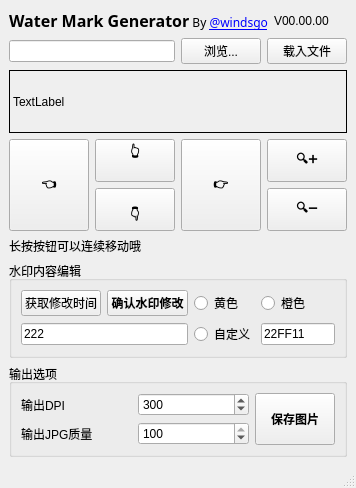
Above: app/MainWindowAndroid.ui from windsgo/WaterMarkGenerator before the change. Below: the same form after it.
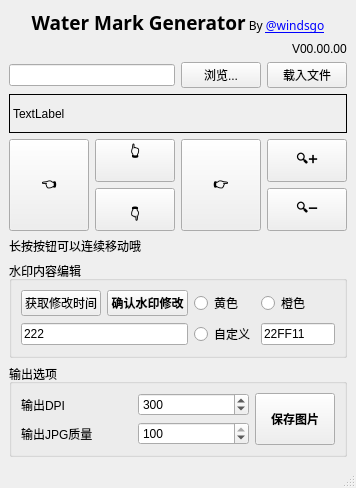
That is the form after the change.

Diff of the .ui file:
```diff
--- a/app/MainWindowAndroid.ui
+++ b/app/MainWindowAndroid.ui
@@ -6,7 +6,7 @@
    <rect>
     <x>0</x>
     <y>0</y>
-    <width>250</width>
+    <width>295</width>
     <height>488</height>
    </rect>
   </property>
@@ -25,9 +25,26 @@
          </font>
         </property>
         <property name="text">
-         <string>&lt;html&gt;&lt;head/&gt;&lt;body&gt;&lt;p align=&quot;center&quot;&gt;&lt;span style=&quot; font-size:12pt; font-weight:600;&quot;&gt;Water Mark Generator&lt;/span&gt; By &lt;a href=&quot;https://github.com/windsgo&quot;&gt;&lt;span style=&quot; text-decoration: underline; color:#0000ff;&quot;&gt;@windsgo&lt;/span&gt;&lt;/a&gt;&lt;/p&gt;&lt;/body&gt;&lt;/html&gt;</string>
+         <string>&lt;html&gt;&lt;head/&gt;&lt;body&gt;&lt;p align=&quot;center&quot;&gt;&lt;span style=&quot; font-size:14pt; font-weight:600;&quot;&gt;Water Mark Generator&lt;/span&gt; By &lt;a href=&quot;https://github.com/windsgo&quot;&gt;&lt;span style=&quot; text-decoration: underline; color:#0000ff;&quot;&gt;@windsgo&lt;/span&gt;&lt;/a&gt;&lt;/p&gt;&lt;/body&gt;&lt;/html&gt;</string>
         </property>
        </widget>
+      </item>
+     </layout>
+    </item>
+    <item>
+     <layout class="QHBoxLayout" name="horizontalLayout_5">
+      <item>
+       <spacer name="horizontalSpacer">
+        <property name="orientation">
+         <enum>Qt::Orientation::Horizontal</enum>
+        </property>
+        <property name="sizeHint" stdset="0">
+         <size>
+          <width>40</width>
+          <height>13</height>
+         </size>
+        </property>
+       </spacer>
       </item>
       <item>
        <widget class="QLabel" name="lbVersion">
```
Left out of the diff: 2 changed lines with no effect on the pictures.
